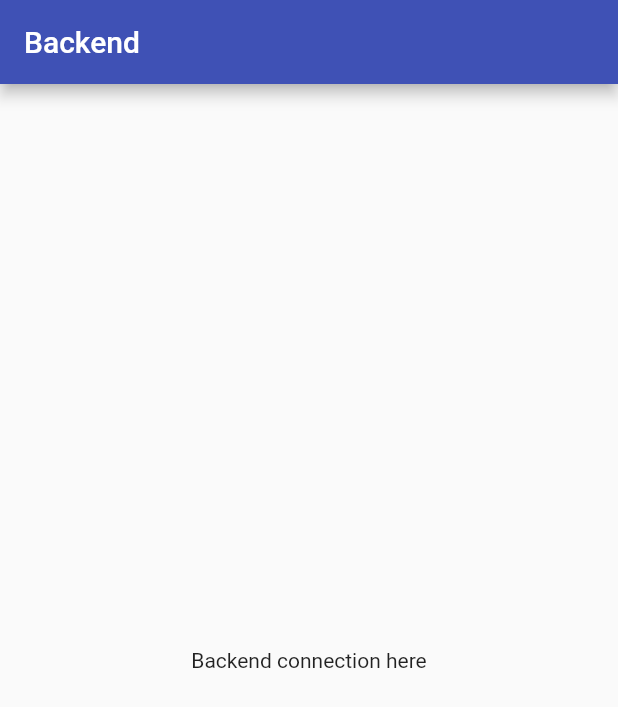
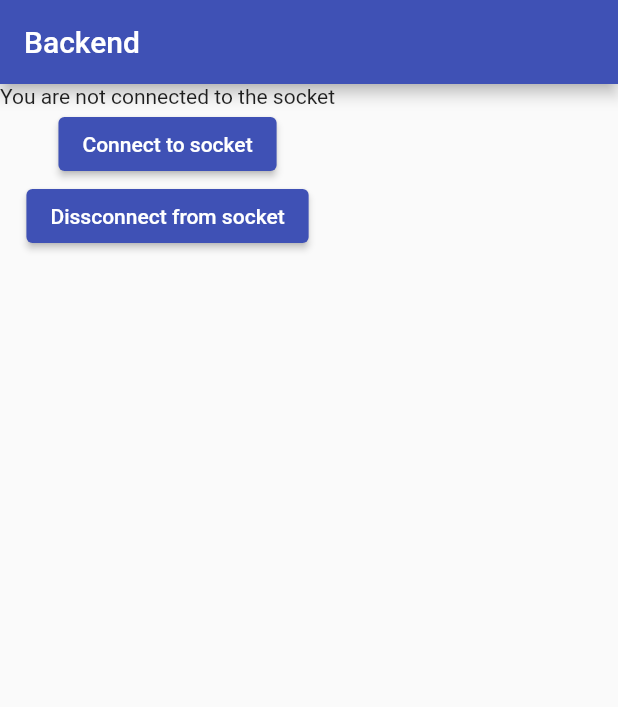
Before and after one commit to osoc21/Safe-Crossing, a Flutter app: the screen it shows after launch, on a phone screen of 412 x 824 dp. Shown: the top 707 px of the screen. Run offline on Flutter 3.47's test engine with Material 2 defaults, Android fonts, the light colour scheme and no system bars; our stand-ins replace flutter_map, geocoding, geolocator, google_maps_flutter, latlong2, socket_io_client; missing offline and left inert: flutter_polyline_points.

Commit message:
socket added to flutter code

```diff
--- a/safe_crossing/lib/screens/backend_connection_tests_screen.dart
+++ b/safe_crossing/lib/screens/backend_connection_tests_screen.dart
@@ -1,5 +1,8 @@
+import 'dart:developer';
+
 import 'package:flutter/cupertino.dart';
 import 'package:flutter/material.dart';
+
 import 'package:socket_io_client/socket_io_client.dart' as IO;
 
 class BackendConnectionTestsScreen extends StatefulWidget {
@@ -12,14 +15,51 @@ class BackendConnectionTestsScreen extends StatefulWidget {
 
 class _BackendConnectionTestsScreenState
     extends State<BackendConnectionTestsScreen> {
+  late IO.Socket socket;
+
+  String message = "You are not connected to the socket";
+
+  @override
+  void initState() {
+    super.initState();
+  }
+
   @override
   Widget build(BuildContext context) {
     return Scaffold(
       appBar: AppBar(
         title: Text("Backend"),
       ),
-      body: Center(child: Text('Backend connection here')),
+      body: Column(children: [
+        Text(message),
+        ElevatedButton(
+            onPressed: connectToSocket, child: Text("Connect to socket")),
+        ElevatedButton(
+            onPressed: disconnectFromSocket,
+            child: Text("Dissconnect from socket"))
+      ]),
     );
+  }
+
+  void connectToSocket() {
+    //IO.Socket socket;
+    socket = IO.io(
+      'http://localhost:3000',
+      <String, dynamic>{
+        'transports': ['websocket']
+      },
+    );
+
+    socket.onConnect((data) {
+      this.message = "Connected to server socket";
+    });
+
+    socket.emit('from_client', "Hello from client");
+  }
+
+  void disconnectFromSocket() {
+    this.message = "disconnected from socket";
+    socket.dispose();
   }
 }
 
--- a/safe_crossing/pubspec.yaml
+++ b/safe_crossing/pubspec.yaml
@@ -8,7 +8,7 @@ publish_to: 'none' # Remove this line if you wish to publish to pub.dev
 version: 1.0.0+1
 
 environment:
-  sdk: ">=2.12.0 <3.0.0"
+  sdk: '>=2.12.0 <3.0.0'
 
 dependencies:
   flutter:
@@ -24,10 +24,9 @@ dependencies:
   # OSM
   flutter_map: ^0.13.1
   # Backend connection
-  socket_io_client:
   web_socket_channel: ^2.1.0
   http: ^0.13.3
-
+  socket_io_client: ^1.0.1
 
 dev_dependencies:
   flutter_test:
@@ -38,7 +37,6 @@ dev_dependencies:
 
 # The following section is specific to Flutter.
 flutter:
-
   # The following line ensures that the Material Icons font is
   # included with your application, so that you can use the icons in
   # the material Icons class.
```
Also changed, not shown: 4 other files.
